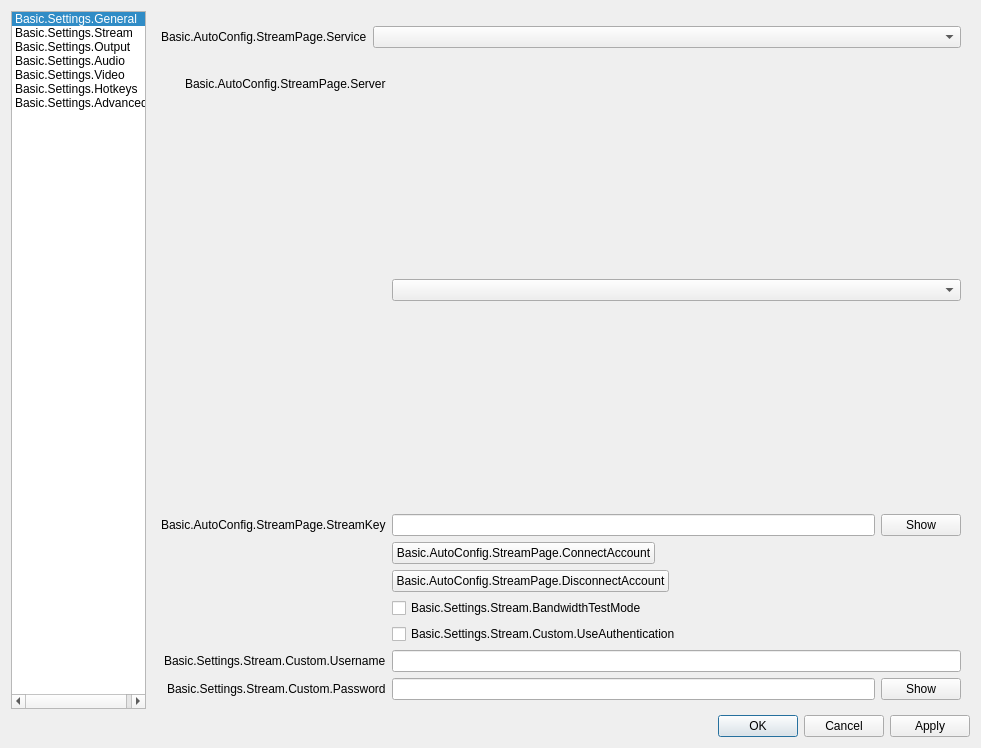
Old version of the form UI/forms/OBSBasicSettings.ui in the repository obsproject/obs-studio.
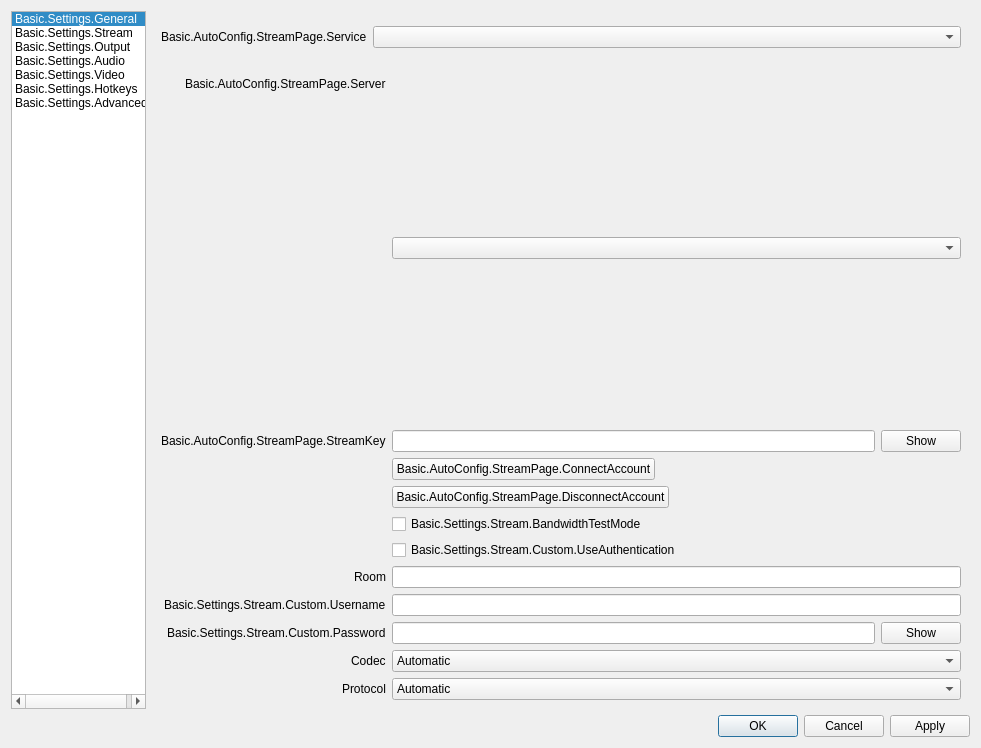
New version of the form. The open tabs and pages were chosen to show the change. Icons and pictures are not drawn.

Patch:
```diff
--- a/UI/forms/OBSBasicSettings.ui
+++ b/UI/forms/OBSBasicSettings.ui
@@ -1083,9 +1083,22 @@
               </widget>
              </item>
              <item row="6" column="1">
-              <widget class="QLineEdit" name="authUsername"/>
+              <widget class="QLineEdit" name="room"/>
              </item>
              <item row="6" column="0">
+              <widget class="QLabel" name="roomLabel">
+               <property name="text">
+                <string>Room</string>
+               </property>
+               <property name="buddy">
+                <cstring>room</cstring>
+               </property>
+              </widget>
+             </item>
+             <item row="7" column="1">
+              <widget class="QLineEdit" name="authUsername"/>
+             </item>
+             <item row="7" column="0">
               <widget class="QLabel" name="authUsernameLabel">
                <property name="text">
                 <string>Basic.Settings.Stream.Custom.Username</string>
@@ -1095,7 +1108,7 @@
                </property>
               </widget>
              </item>
-             <item row="7" column="0">
+             <item row="8" column="0">
               <widget class="QLabel" name="authPwLabel">
                <property name="text">
                 <string>Basic.Settings.Stream.Custom.Password</string>
@@ -1105,7 +1118,7 @@
                </property>
               </widget>
              </item>
-             <item row="7" column="1">
+             <item row="8" column="1">
               <widget class="QWidget" name="authPwWidget" native="true">
                <layout class="QHBoxLayout" name="horizontalLayout_25">
                 <property name="leftMargin">
@@ -1144,6 +1157,75 @@
                </property>
               </widget>
              </item>
+             <item row="9" column="0">
+               <widget class="QLabel" name="codecLabel">
+               <property name="text">
+                 <string>Codec</string>
+               </property>
+               <property name="buddy">
+                 <cstring>codec</cstring>
+               </property>
+               </widget>
+             </item>
+             <item row="9" column="1">
+               <widget class="QComboBox" name="codec">
+                 <property name="currentIndex">
+                   <number>0</number>
+                 </property>
+                 <item>
+                   <property name="text">
+                     <string>Automatic</string>
+                   </property>
+                 </item>
+                 <item>
+                   <property name="text">
+                     <string>H264</string>
+                   </property>
+                 </item>
+                 <item>
+                   <property name="text">
+                     <string>VP8</string>
+                   </property>
+                 </item>
+                 <item>
+                   <property name="text">
+                     <string>VP9</string>
+                   </property>
+                 </item>
+               </widget>
+             </item>
+             <item row="10" column="0">
+               <widget class="QLabel" name="streamProtocolLabel">
+               <property name="text">
+                 <string>Protocol</string>
+               </property>
+               <property name="buddy">
+                 <cstring>streamProtocol</cstring>
+               </property>
+               </widget>
+             </item>
+             <item row="10" column="1">
+               <widget class="QComboBox" name="streamProtocol">
+                 <property name="currentIndex">
+                   <number>0</number>
+                 </property>
+                 <item>
+                   <property name="text">
+                     <string>Automatic</string>
+                   </property>
+                 </item>
+                 <item>
+                   <property name="text">
+                     <string>UDP</string>
+                   </property>
+                 </item>
+                 <item>
+                   <property name="text">
+                     <string>TCP</string>
+                   </property>
+                 </item>
+               </widget>
+             </item>
             </layout>
            </widget>
           </widget>
```
Left out of the diff: 3 changed lines with no effect on the pictures.
